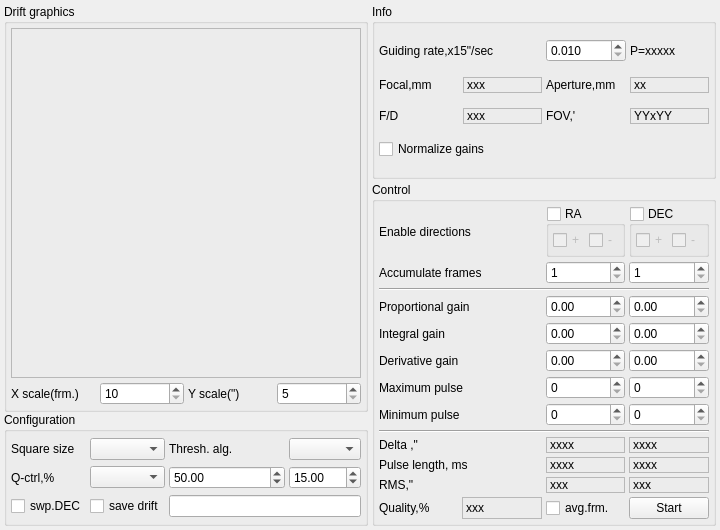
This is lin_guider/ui/guider.ui in rumengb/lin_guider as Qt 5 draws it before an edit. The edited form follows.
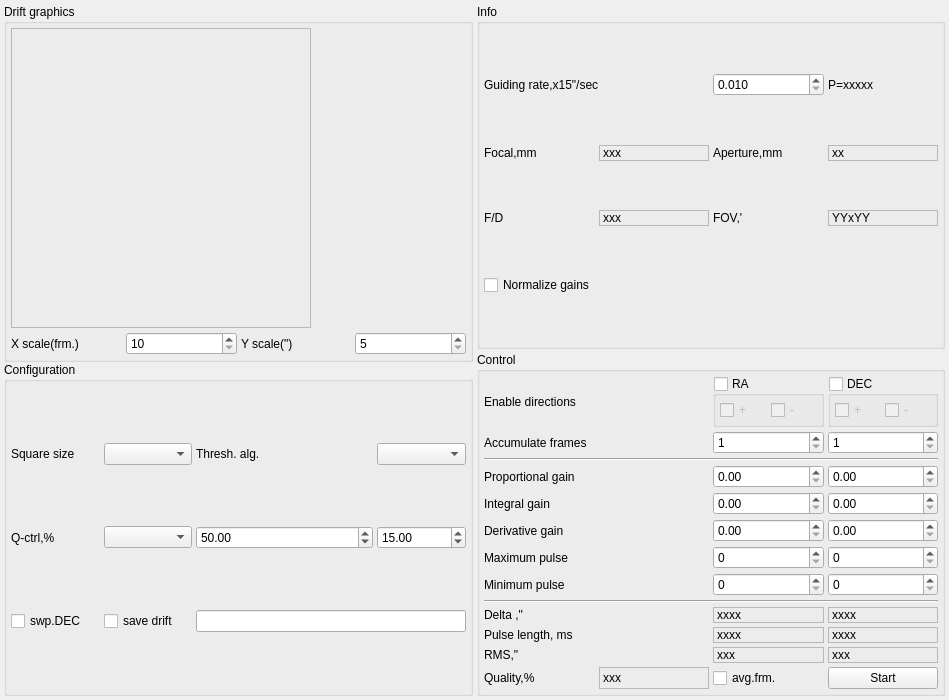
This is the edited form.

Patch:
```diff
--- a/lin_guider/ui/guider.ui
+++ b/lin_guider/ui/guider.ui
@@ -6,14 +6,20 @@
    <rect>
     <x>0</x>
     <y>0</y>
-    <width>720</width>
-    <height>530</height>
+    <width>949</width>
+    <height>700</height>
    </rect>
   </property>
+  <property name="sizePolicy">
+   <sizepolicy hsizetype="Minimum" vsizetype="Minimum">
+    <horstretch>0</horstretch>
+    <verstretch>0</verstretch>
+   </sizepolicy>
+  </property>
   <property name="minimumSize">
    <size>
-    <width>720</width>
-    <height>530</height>
+    <width>0</width>
+    <height>0</height>
    </size>
   </property>
   <property name="maximumSize">
@@ -72,14 +78,14 @@
          <widget class="QFrame" name="frame_Graph">
           <property name="minimumSize">
            <size>
-            <width>350</width>
-            <height>350</height>
+            <width>300</width>
+            <height>300</height>
            </size>
           </property>
           <property name="maximumSize">
            <size>
-            <width>350</width>
-            <height>350</height>
+            <width>300</width>
+            <height>300</height>
            </size>
           </property>
           <property name="frameShape">
@@ -377,7 +383,7 @@
           </property>
          </widget>
         </item>
-        <item row="3" column="0" colspan="3">
+        <item row="3" column="0">
          <widget class="QCheckBox" name="checkBox_normalizeGain">
           <property name="text">
            <string>Normalize gains</string>
```
